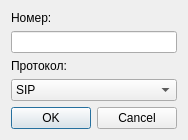
Old version of the form AddExtensionDialog.ui in the repository okostynchuk/Outcall.
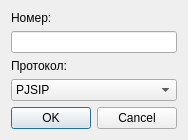
New version of the form. Icons and pictures are not drawn.

```diff
--- a/AddExtensionDialog.ui
+++ b/AddExtensionDialog.ui
@@ -45,7 +45,7 @@
      </property>
      <item>
       <property name="text">
-       <string>SIP</string>
+       <string>PJSIP</string>
       </property>
      </item>
      <item>
```
Left out of the diff: 2 changed lines with no effect on the pictures.
